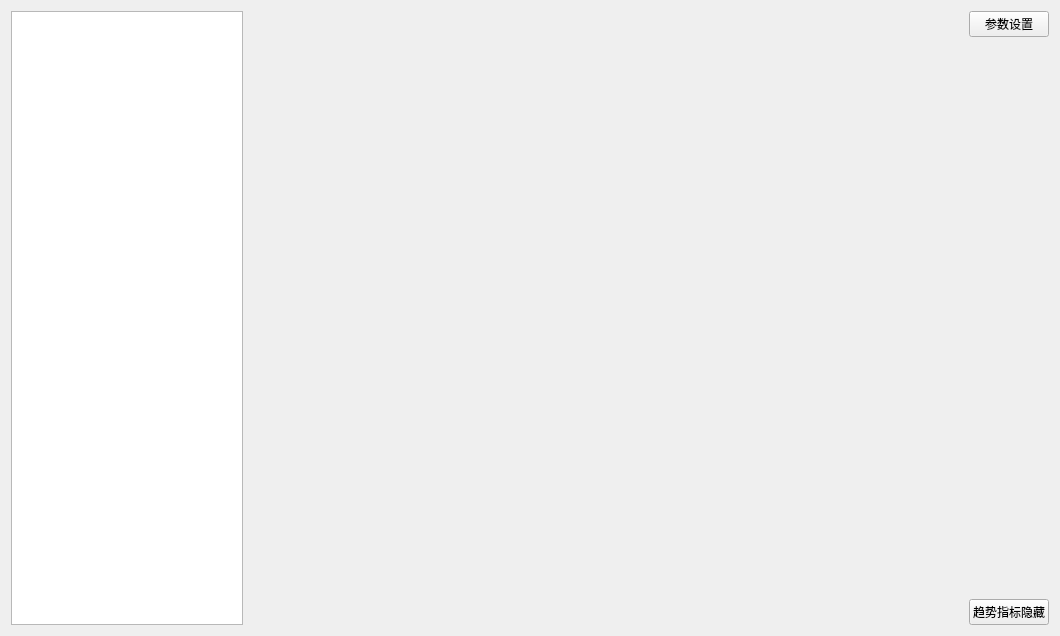
This is ChartDemo/ChartDemo.ui in C4C46/QwtChart_cpx as Qt 5 draws it before an edit. The edited form follows.
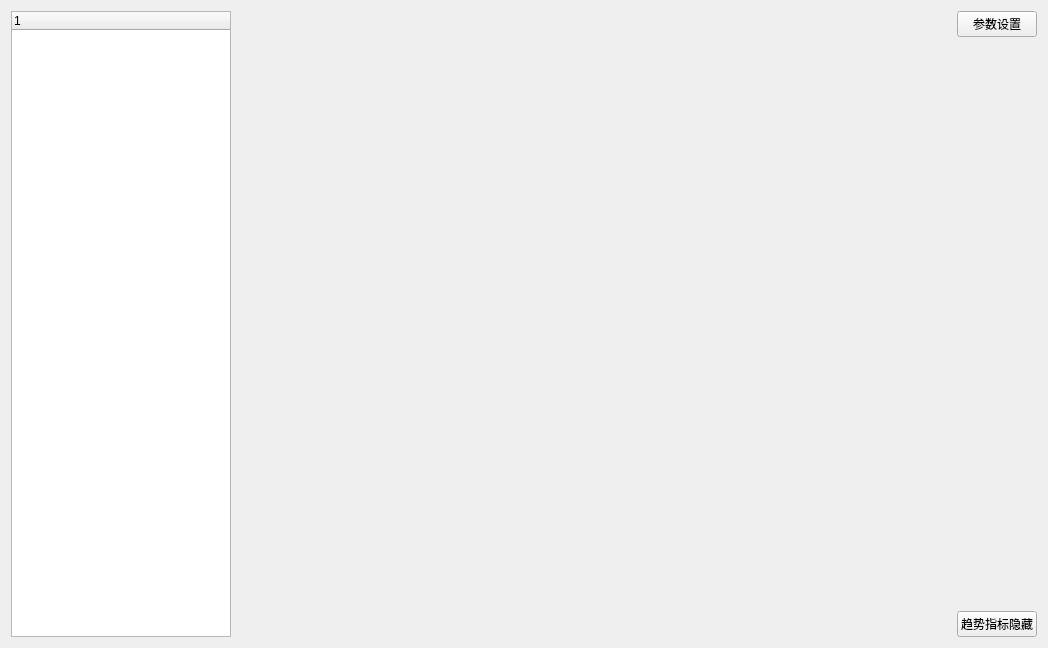
This is the edited form.

```diff
--- a/ChartDemo/ChartDemo.ui
+++ b/ChartDemo/ChartDemo.ui
@@ -6,32 +6,24 @@
    <rect>
     <x>0</x>
     <y>0</y>
-    <width>1060</width>
-    <height>636</height>
+    <width>1029</width>
+    <height>648</height>
    </rect>
   </property>
   <property name="windowTitle">
    <string>ChartDemo</string>
   </property>
-  <layout class="QGridLayout" name="gridLayout_2">
-   <item row="0" column="0">
     <layout class="QGridLayout" name="gridLayout">
      <item row="0" column="0">
       <layout class="QHBoxLayout" name="horizontalLayout_3">
        <item>
-        <widget class="QTableWidget" name="tableWidget">
+      <widget class="QTreeWidget" name="treeWidget">
          <property name="minimumSize">
           <size>
-           <width>230</width>
+         <width>220</width>
            <height>0</height>
           </size>
          </property>
-         <property name="maximumSize">
-          <size>
-           <width>300</width>
-           <height>16777215</height>
-          </size>
-         </property>
         </widget>
        </item>
        <item>
@@ -97,8 +89,6 @@
               <string>趋势指标隐藏</string>
              </property>
             </widget>
-           </item>
-          </layout>
          </item>
         </layout>
        </item>
```
Lines whose indentation alone changed are shown as unchanged.
